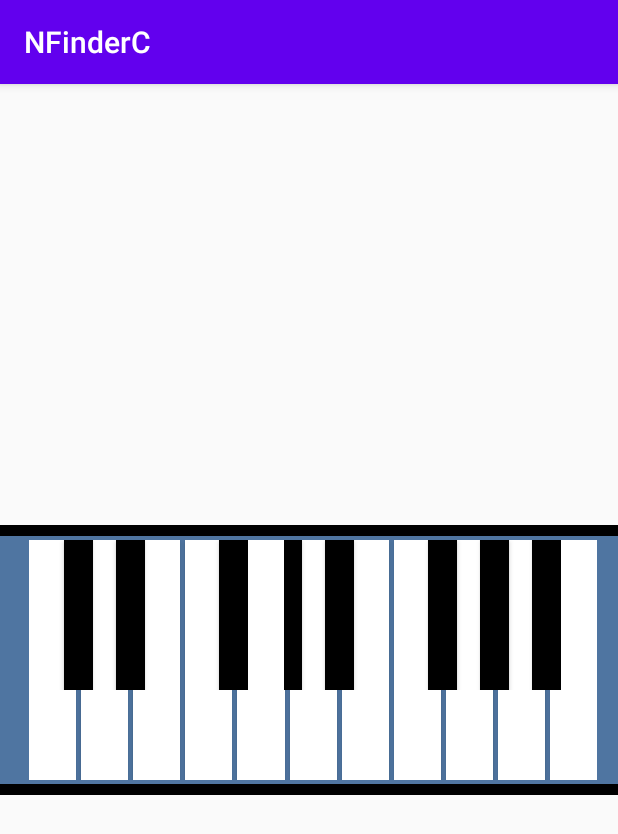
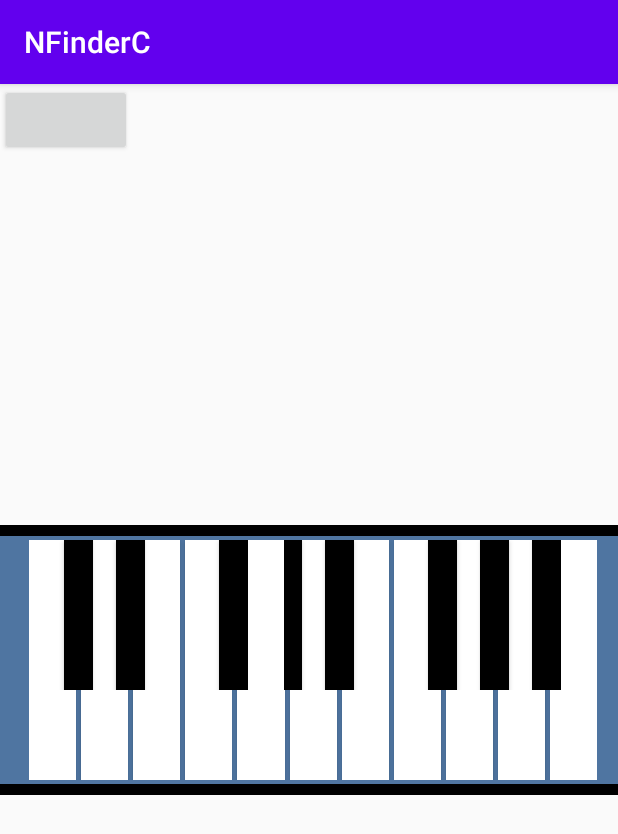
Before and after one commit to yiar/Jazzcode, an Android app: the screen it shows after launch (MainActivity), on a phone screen of 412 x 824 dp. Shown: the top 834 px of the screen. Run offline under Robolectric (Android 15) with nearby library versions, the phone set to English and light mode, and no system bars.

Commit message:
set up code to swap between activities, safe push to go back to

```diff
--- a/JazzCode/app/src/main/AndroidManifest.xml
+++ b/JazzCode/app/src/main/AndroidManifest.xml
@@ -17,6 +17,10 @@
                 <category android:name="android.intent.category.LAUNCHER" />
             </intent-filter>
         </activity>
+
+        <activity android:name="piano.activities.logInActivity">
+
+        </activity>
     </application>
 
 </manifest>
--- a/JazzCode/app/src/main/java/piano/activities/MainActivity.kt
+++ b/JazzCode/app/src/main/java/piano/activities/MainActivity.kt
@@ -1,13 +1,24 @@
 package piano.activities
 
+import android.content.Intent
 import androidx.appcompat.app.AppCompatActivity
 import android.os.Bundle
-import android.widget.ImageView
+import android.widget.Button
 import com.example.nfinderc.R
 
 class MainActivity : AppCompatActivity() {
     override fun onCreate(savedInstanceState: Bundle?) {
         super.onCreate(savedInstanceState)
         setContentView(R.layout.activity_main)
+
+        // ha en logik, om inte inloggad, visa login activity
+
+        val logBtn = findViewById<Button>(R.id.loggain)
+        logBtn.setOnClickListener {
+            // Handler code here.
+            val intent = Intent(this, logInActivity::class.java)
+            startActivity(intent);
         }
+        }
+
 }
--- a/JazzCode/app/src/main/res/layout/activity_main.xml
+++ b/JazzCode/app/src/main/res/layout/activity_main.xml
@@ -5,6 +5,13 @@
     android:layout_width="match_parent"
     android:layout_height="match_parent"
     tools:context="piano.activities.MainActivity">
+
+    <Button
+        android:id="@+id/loggain"
+        android:layout_width="wrap_content"
+        app:layout_constraintStart_toStartOf="parent"
+        android:layout_height="wrap_content"
+        tools:ignore="MissingConstraints" />
 
         <ImageView
             android:id="@+id/imageViewKeysBorder"
--- a/JazzCode/app/src/main/res/values/strings.xml
+++ b/JazzCode/app/src/main/res/values/strings.xml
@@ -1,3 +1,6 @@
 <resources>
     <string name="app_name">NFinderC</string>
+    <string name="forgot_password">Forgot password</string>
+    <string name="enter_username">Enter username</string>
+    <string name="jazzcode">Jazzcode</string>
 </resources>
```
Also changed, not shown: JazzCode/app/src/main/java/piano/activities/logInActivity.kt (added, +13 -0 lines), JazzCode/app/src/main/res/layout/activity_login.xml (+5 -5 lines).
